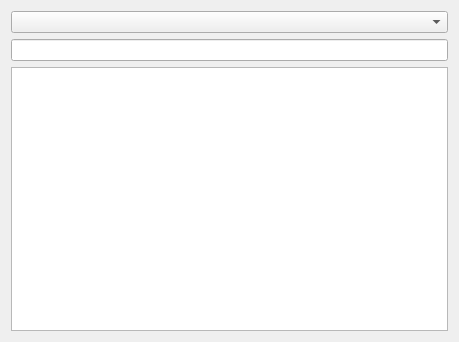
Qt form LanguageShadowingCenter/src/LSCEpisodePreparation/lscepisodepreparation.ui (resatgafarli/prototype) before a commit.
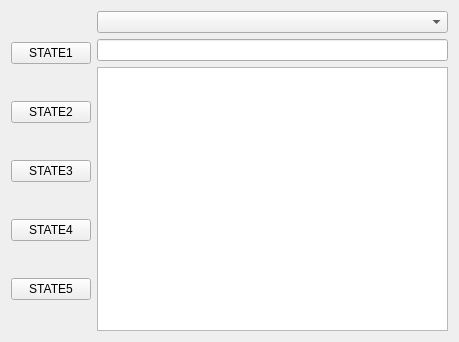
The same form after that commit.

```diff
--- a/LanguageShadowingCenter/src/LSCEpisodePreparation/lscepisodepreparation.ui
+++ b/LanguageShadowingCenter/src/LSCEpisodePreparation/lscepisodepreparation.ui
@@ -13,10 +13,49 @@
   <property name="windowTitle">
    <string>LSCEpisodePreparation</string>
   </property>
-  <layout class="QVBoxLayout" name="verticalLayout_2">
+  <layout class="QHBoxLayout" name="horizontalLayout">
    <item>
     <layout class="QVBoxLayout" name="verticalLayout">
      <item>
+      <widget class="QPushButton" name="pbSt1">
+       <property name="text">
+        <string>STATE1</string>
+       </property>
+      </widget>
+     </item>
+     <item>
+      <widget class="QPushButton" name="pbSt2">
+       <property name="text">
+        <string>STATE2</string>
+       </property>
+      </widget>
+     </item>
+     <item>
+      <widget class="QPushButton" name="pbSt3">
+       <property name="text">
+        <string>STATE3</string>
+       </property>
+      </widget>
+     </item>
+     <item>
+      <widget class="QPushButton" name="pbSt4">
+       <property name="text">
+        <string>STATE4</string>
+       </property>
+      </widget>
+     </item>
+     <item>
+      <widget class="QPushButton" name="pbSt5">
+       <property name="text">
+        <string>STATE5</string>
+       </property>
+      </widget>
+     </item>
+    </layout>
+   </item>
+   <item>
+    <layout class="QVBoxLayout" name="verticalLayout_2">
+     <item>
       <widget class="QComboBox" name="comboBox"/>
      </item>
      <item>
```
Left out of the diff: 6 changed lines with no effect on the pictures.
